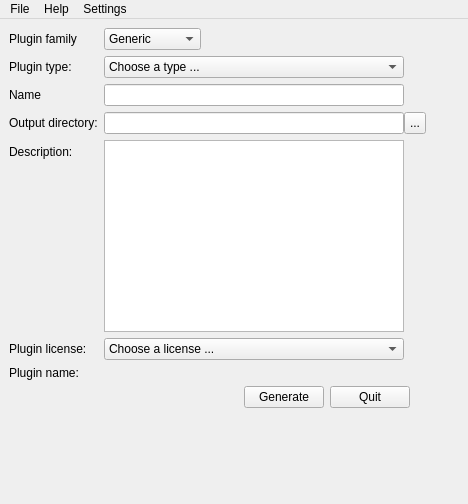
Old version of the form app/medPluginGenerator/medPluginGeneratorMainWindow.ui in the repository medInria/medInria-public.
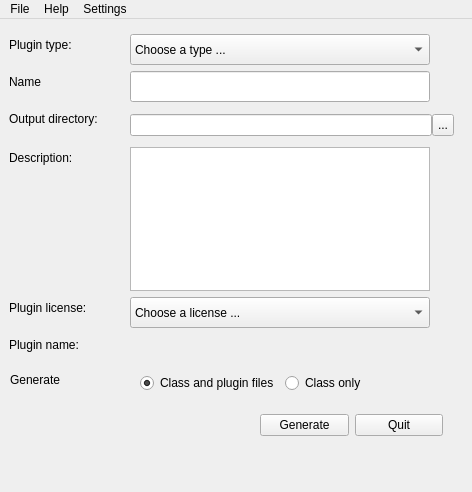
New version of the form.

```diff
--- a/app/medPluginGenerator/medPluginGeneratorMainWindow.ui
+++ b/app/medPluginGenerator/medPluginGeneratorMainWindow.ui
@@ -6,8 +6,8 @@
    <rect>
     <x>0</x>
     <y>0</y>
-    <width>468</width>
-    <height>504</height>
+    <width>472</width>
+    <height>492</height>
    </rect>
   </property>
   <property name="sizePolicy">
@@ -23,53 +23,15 @@
    <bool>false</bool>
   </property>
   <widget class="QWidget" name="centralwidget">
-   <layout class="QFormLayout" name="formLayout">
-    <property name="fieldGrowthPolicy">
-     <enum>QFormLayout::FieldsStayAtSizeHint</enum>
-    </property>
-    <item row="1" column="0">
-     <widget class="QLabel" name="label">
-      <property name="text">
-       <string>Plugin family</string>
-      </property>
-     </widget>
-    </item>
-    <item row="1" column="1">
-     <widget class="QComboBox" name="FamilyCombo">
-      <item>
-       <property name="text">
-        <string>Generic</string>
-       </property>
-      </item>
-      <item>
-       <property name="text">
-        <string>Filtering</string>
-       </property>
-      </item>
-      <item>
-       <property name="text">
-        <string>Registration</string>
-       </property>
-      </item>
-      <item>
-       <property name="text">
-        <string>Workspace</string>
-       </property>
-      </item>
-      <item>
-       <property name="text">
-        <string>DataReader</string>
-       </property>
-      </item>
-      <item>
-       <property name="text">
-        <string>DataWriter</string>
-       </property>
-      </item>
-     </widget>
-    </item>
-    <item row="2" column="0">
      <widget class="QLabel" name="pluginTypeLabel">
+    <property name="geometry">
+     <rect>
+      <x>9</x>
+      <y>15</y>
+      <width>78</width>
+      <height>21</height>
+     </rect>
+    </property>
       <property name="text">
        <string>Plugin type:</string>
       </property>
@@ -77,9 +39,15 @@
        <cstring>pluginTypeCombo</cstring>
       </property>
      </widget>
-    </item>
-    <item row="2" column="1">
      <widget class="QComboBox" name="pluginTypeCombo">
+    <property name="geometry">
+     <rect>
+      <x>130</x>
+      <y>15</y>
+      <width>300</width>
+      <height>31</height>
+     </rect>
+    </property>
       <property name="minimumSize">
        <size>
         <width>300</width>
@@ -106,10 +74,81 @@
         <string>View</string>
        </property>
       </item>
-     </widget>
-    </item>
-    <item row="3" column="0">
+    <item>
+     <property name="text">
+      <string>Layered View</string>
+     </property>
+    </item>
+    <item>
+     <property name="text">
+      <string>Image View</string>
+     </property>
+    </item>
+    <item>
+     <property name="text">
+      <string>Interactor for view</string>
+     </property>
+    </item>
+    <item>
+     <property name="text">
+      <string>Interactor for layered view</string>
+     </property>
+    </item>
+    <item>
+     <property name="text">
+      <string>Interactor for image view</string>
+     </property>
+    </item>
+    <item>
+     <property name="text">
+      <string>Navigator for view</string>
+     </property>
+    </item>
+    <item>
+     <property name="text">
+      <string>Navigator for layered view</string>
+     </property>
+    </item>
+    <item>
+     <property name="text">
+      <string>Navigator for image view</string>
+     </property>
+    </item>
+    <item>
+     <property name="text">
+      <string>Data reader</string>
+     </property>
+    </item>
+    <item>
+     <property name="text">
+      <string>Data writer</string>
+     </property>
+    </item>
+    <item>
+     <property name="text">
+      <string>Filtering</string>
+     </property>
+    </item>
+    <item>
+     <property name="text">
+      <string>Registration</string>
+     </property>
+    </item>
+    <item>
+     <property name="text">
+      <string>Workspace</string>
+     </property>
+    </item>
+   </widget>
      <widget class="QLabel" name="nameLabel">
+    <property name="geometry">
+     <rect>
+      <x>9</x>
+      <y>52</y>
+      <width>37</width>
+      <height>21</height>
+     </rect>
+    </property>
       <property name="text">
        <string>Name</string>
       </property>
@@ -117,9 +156,15 @@
        <cstring>nameLineEdit</cstring>
       </property>
      </widget>
-    </item>
-    <item row="3" column="1">
      <widget class="QLineEdit" name="nameLineEdit">
+    <property name="geometry">
+     <rect>
+      <x>130</x>
+      <y>52</y>
+      <width>300</width>
+      <height>31</height>
+     </rect>
+    </property>
       <property name="minimumSize">
        <size>
         <width>300</width>
@@ -127,9 +172,15 @@
        </size>
       </property>
      </widget>
-    </item>
-    <item row="4" column="0">
      <widget class="QLabel" name="outputPathLabel">
+    <property name="geometry">
+     <rect>
+      <x>9</x>
+      <y>89</y>
+      <width>115</width>
+      <height>21</height>
+     </rect>
+    </property>
       <property name="text">
        <string>Output directory:</string>
       </property>
@@ -137,55 +188,28 @@
        <cstring>pathLineEdit</cstring>
       </property>
      </widget>
-    </item>
-    <item row="4" column="1">
-     <layout class="QHBoxLayout" name="horizontalLayout">
-      <property name="spacing">
-       <number>0</number>
-      </property>
-      <item>
-       <widget class="QLineEdit" name="pathLineEdit">
-        <property name="minimumSize">
-         <size>
-          <width>300</width>
-          <height>0</height>
-         </size>
-        </property>
-        <property name="readOnly">
-         <bool>false</bool>
-        </property>
-       </widget>
-      </item>
-      <item>
-       <widget class="QToolButton" name="pathToolButton">
-        <property name="sizePolicy">
-         <sizepolicy hsizetype="Fixed" vsizetype="Fixed">
-          <horstretch>0</horstretch>
-          <verstretch>0</verstretch>
-         </sizepolicy>
-        </property>
-        <property name="maximumSize">
-         <size>
-          <width>22</width>
-          <height>22</height>
-         </size>
-        </property>
-        <property name="text">
-         <string>...</string>
-        </property>
-       </widget>
-      </item>
-     </layout>
-    </item>
-    <item row="5" column="0">
      <widget class="QLabel" name="descriptionLabel">
+    <property name="geometry">
+     <rect>
+      <x>9</x>
+      <y>128</y>
+      <width>79</width>
+      <height>21</height>
+     </rect>
+    </property>
       <property name="text">
        <string>Description:</string>
       </property>
      </widget>
-    </item>
-    <item row="5" column="1">
      <widget class="QTextEdit" name="descriptionTextEdit">
+    <property name="geometry">
+     <rect>
+      <x>130</x>
+      <y>128</y>
+      <width>300</width>
+      <height>144</height>
+     </rect>
+    </property>
       <property name="sizePolicy">
        <sizepolicy hsizetype="Fixed" vsizetype="Preferred">
         <horstretch>0</horstretch>
@@ -208,9 +232,15 @@
        <string/>
       </property>
      </widget>
-    </item>
-    <item row="6" column="0">
      <widget class="QLabel" name="pluginLicenseLabel">
+    <property name="geometry">
+     <rect>
+      <x>9</x>
+      <y>278</y>
+      <width>95</width>
+      <height>21</height>
+     </rect>
+    </property>
       <property name="text">
        <string>Plugin license:</string>
       </property>
@@ -218,9 +248,15 @@
        <cstring>pluginTypeCombo</cstring>
       </property>
      </widget>
-    </item>
-    <item row="6" column="1">
      <widget class="QComboBox" name="pluginLicenseCombo">
+    <property name="geometry">
+     <rect>
+      <x>130</x>
+      <y>278</y>
+      <width>300</width>
+      <height>31</height>
+     </rect>
+    </property>
       <property name="minimumSize">
        <size>
         <width>300</width>
@@ -263,16 +299,28 @@
        </property>
       </item>
      </widget>
-    </item>
-    <item row="7" column="0">
      <widget class="QLabel" name="outputPluginLabel">
+    <property name="geometry">
+     <rect>
+      <x>9</x>
+      <y>315</y>
+      <width>83</width>
+      <height>21</height>
+     </rect>
+    </property>
       <property name="text">
        <string>Plugin name:</string>
       </property>
      </widget>
-    </item>
-    <item row="7" column="1">
      <widget class="QLabel" name="outputNameLabel">
+    <property name="geometry">
+     <rect>
+      <x>130</x>
+      <y>315</y>
+      <width>300</width>
+      <height>20</height>
+     </rect>
+    </property>
       <property name="sizePolicy">
        <sizepolicy hsizetype="Fixed" vsizetype="Preferred">
         <horstretch>0</horstretch>
@@ -301,8 +349,15 @@
        <set>Qt::AlignRight|Qt::AlignTrailing|Qt::AlignVCenter</set>
       </property>
      </widget>
-    </item>
-    <item row="8" column="1">
+   <widget class="QWidget" name="">
+    <property name="geometry">
+     <rect>
+      <x>120</x>
+      <y>390</y>
+      <width>323</width>
+      <height>33</height>
+     </rect>
+    </property>
      <layout class="QHBoxLayout" name="horizontalLayout_4" stretch="0,0,0">
       <property name="leftMargin">
        <number>100</number>
@@ -341,15 +396,103 @@
        </widget>
       </item>
      </layout>
-    </item>
-   </layout>
+   </widget>
+   <widget class="QLabel" name="generateLabel">
+    <property name="geometry">
+     <rect>
+      <x>10</x>
+      <y>350</y>
+      <width>67</width>
+      <height>21</height>
+     </rect>
+    </property>
+    <property name="text">
+     <string>Generate</string>
+    </property>
+   </widget>
+   <widget class="QWidget" name="">
+    <property name="geometry">
+     <rect>
+      <x>130</x>
+      <y>90</y>
+      <width>324</width>
+      <height>33</height>
+     </rect>
+    </property>
+    <layout class="QHBoxLayout" name="horizontalLayout">
+     <property name="spacing">
+      <number>0</number>
+     </property>
+     <item>
+      <widget class="QLineEdit" name="pathLineEdit">
+       <property name="minimumSize">
+        <size>
+         <width>300</width>
+         <height>0</height>
+        </size>
+       </property>
+       <property name="readOnly">
+        <bool>false</bool>
+       </property>
+      </widget>
+     </item>
+     <item>
+      <widget class="QToolButton" name="pathToolButton">
+       <property name="sizePolicy">
+        <sizepolicy hsizetype="Fixed" vsizetype="Fixed">
+         <horstretch>0</horstretch>
+         <verstretch>0</verstretch>
+        </sizepolicy>
+       </property>
+       <property name="maximumSize">
+        <size>
+         <width>22</width>
+         <height>22</height>
+        </size>
+       </property>
+       <property name="text">
+        <string>...</string>
+       </property>
+      </widget>
+     </item>
+    </layout>
+   </widget>
+   <widget class="QWidget" name="">
+    <property name="geometry">
+     <rect>
+      <x>140</x>
+      <y>350</y>
+      <width>271</width>
+      <height>28</height>
+     </rect>
+    </property>
+    <layout class="QHBoxLayout" name="horizontalLayout_2">
+     <item>
+      <widget class="QRadioButton" name="radioButton_2">
+       <property name="text">
+        <string>Class and plugin files</string>
+       </property>
+       <property name="checked">
+        <bool>true</bool>
+       </property>
+      </widget>
+     </item>
+     <item>
+      <widget class="QRadioButton" name="classOnlyradioButton">
+       <property name="text">
+        <string>Class only</string>
+       </property>
+      </widget>
+     </item>
+    </layout>
+   </widget>
   </widget>
   <widget class="QMenuBar" name="menubar">
    <property name="geometry">
     <rect>
      <x>0</x>
      <y>0</y>
-     <width>468</width>
+     <width>472</width>
      <height>29</height>
     </rect>
    </property>
```
Left out of the diff: 5 changed lines with no effect on the pictures. Lines whose indentation alone changed are shown as unchanged.
